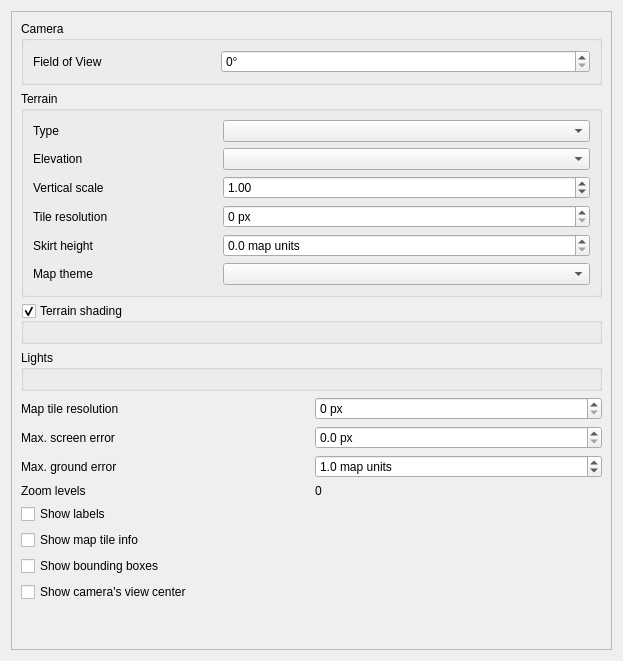
Old version of the form src/ui/3d/map3dconfigwidget.ui in the repository qgis/QGIS.
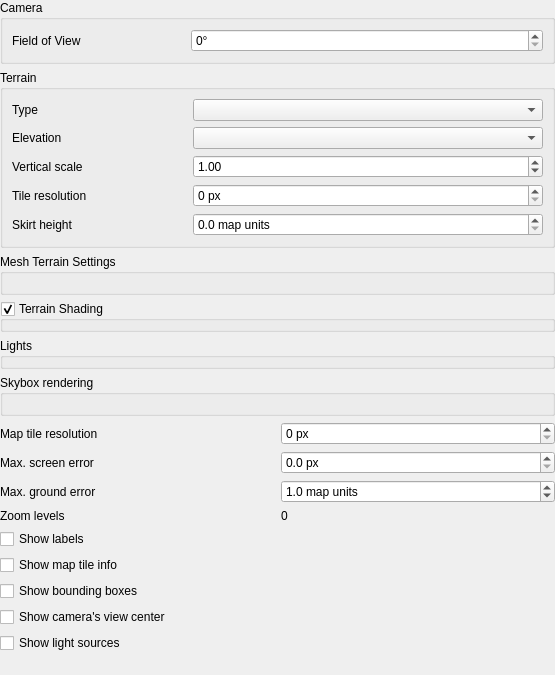
New version of the form. Custom widgets are drawn as their Qt base class.

Diff of the .ui file:
```diff
--- a/src/ui/3d/map3dconfigwidget.ui
+++ b/src/ui/3d/map3dconfigwidget.ui
@@ -6,16 +6,31 @@
    <rect>
     <x>0</x>
     <y>0</y>
-    <width>623</width>
-    <height>661</height>
+    <width>555</width>
+    <height>675</height>
    </rect>
   </property>
   <property name="windowTitle">
    <string>Configure 3D Map Rendering</string>
   </property>
-  <layout class="QVBoxLayout" name="verticalLayout">
+  <layout class="QVBoxLayout" name="verticalLayout_4">
+   <property name="leftMargin">
+    <number>0</number>
+   </property>
+   <property name="topMargin">
+    <number>0</number>
+   </property>
+   <property name="rightMargin">
+    <number>0</number>
+   </property>
+   <property name="bottomMargin">
+    <number>0</number>
+   </property>
    <item>
     <widget class="QgsScrollArea" name="scrollArea">
+     <property name="frameShape">
+      <enum>QFrame::NoFrame</enum>
+     </property>
      <property name="widgetResizable">
       <bool>true</bool>
      </property>
@@ -24,12 +39,45 @@
        <rect>
         <x>0</x>
         <y>0</y>
-        <width>557</width>
-        <height>1298</height>
+        <width>541</width>
+        <height>753</height>
        </rect>
       </property>
-      <layout class="QVBoxLayout" name="verticalInnerLayout">
-       <item>
+      <layout class="QGridLayout" name="gridLayout_4">
+       <property name="leftMargin">
+        <number>0</number>
+       </property>
+       <property name="topMargin">
+        <number>0</number>
+       </property>
+       <property name="rightMargin">
+        <number>0</number>
+       </property>
+       <property name="bottomMargin">
+        <number>0</number>
+       </property>
+       <item row="9" column="0">
+        <widget class="QCheckBox" name="chkShowTileInfo">
+         <property name="text">
+          <string>Show map tile info</string>
+         </property>
+        </widget>
+       </item>
+       <item row="8" column="0">
+        <widget class="QCheckBox" name="chkShowLabels">
+         <property name="text">
+          <string>Show labels</string>
+         </property>
+        </widget>
+       </item>
+       <item row="12" column="0">
+        <widget class="QCheckBox" name="chkShowLightSourceOrigins">
+         <property name="text">
+          <string>Show light sources</string>
+         </property>
+        </widget>
+       </item>
+       <item row="0" column="0">
         <widget class="QgsCollapsibleGroupBox" name="cameraTerrain">
          <property name="title">
           <string>Camera</string>
@@ -55,12 +103,138 @@
          </layout>
         </widget>
        </item>
-       <item>
+       <item row="7" column="0">
+        <layout class="QGridLayout" name="gridLayout_2">
+         <item row="3" column="1">
+          <widget class="QLabel" name="labelZoomLevels">
+           <property name="text">
+            <string>0</string>
+           </property>
+          </widget>
+         </item>
+         <item row="1" column="1">
+          <widget class="QgsDoubleSpinBox" name="spinScreenError">
+           <property name="suffix">
+            <string> px</string>
+           </property>
+           <property name="decimals">
+            <number>1</number>
+           </property>
+          </widget>
+         </item>
+         <item row="1" column="0">
+          <widget class="QLabel" name="label_5">
+           <property name="text">
+            <string>Max. screen error</string>
+           </property>
+          </widget>
+         </item>
+         <item row="0" column="1">
+          <widget class="QgsSpinBox" name="spinMapResolution">
+           <property name="suffix">
+            <string> px</string>
+           </property>
+           <property name="maximum">
+            <number>4096</number>
+           </property>
+          </widget>
+         </item>
+         <item row="2" column="1">
+          <widget class="QgsDoubleSpinBox" name="spinGroundError">
+           <property name="suffix">
+            <string> map units</string>
+           </property>
+           <property name="decimals">
+            <number>1</number>
+           </property>
+           <property name="minimum">
+            <double>0.100000000000000</double>
+           </property>
+           <property name="maximum">
+            <double>1000.000000000000000</double>
+           </property>
+           <property name="value">
+            <double>1.000000000000000</double>
+           </property>
+          </widget>
+         </item>
+         <item row="2" column="0">
+          <widget class="QLabel" name="label_6">
+           <property name="text">
+            <string>Max. ground error</string>
+           </property>
+          </widget>
+         </item>
+         <item row="0" column="0">
+          <widget class="QLabel" name="label_4">
+           <property name="text">
+            <string>Map tile resolution</string>
+           </property>
+          </widget>
+         </item>
+         <item row="3" column="0">
+          <widget class="QLabel" name="label_7">
+           <property name="text">
+            <string>Zoom levels</string>
+           </property>
+          </widget>
+         </item>
+        </layout>
+       </item>
+       <item row="2" column="0">
+        <widget class="QgsCollapsibleGroupBox" name="groupMeshTerrainShading">
+         <property name="title">
+          <string>Mesh Terrain Settings</string>
+         </property>
+         <layout class="QVBoxLayout" name="verticalLayout">
+          <property name="leftMargin">
+           <number>9</number>
+          </property>
+          <property name="topMargin">
+           <number>9</number>
+          </property>
+          <property name="rightMargin">
+           <number>9</number>
+          </property>
+          <property name="bottomMargin">
+           <number>9</number>
+          </property>
+         </layout>
+        </widget>
+       </item>
+       <item row="5" column="0">
+        <widget class="QgsCollapsibleGroupBox" name="groupLights">
+         <property name="title">
+          <string>Lights</string>
+         </property>
+         <layout class="QVBoxLayout" name="verticalLayout_3">
+          <property name="leftMargin">
+           <number>0</number>
+          </property>
+          <property name="topMargin">
+           <number>0</number>
+          </property>
+          <property name="rightMargin">
+           <number>0</number>
+          </property>
+          <property name="bottomMargin">
+           <number>0</number>
+          </property>
+          <item>
+           <widget class="QgsLightsWidget" name="widgetLights" native="true"/>
+          </item>
+         </layout>
+        </widget>
+       </item>
+       <item row="1" column="0">
         <widget class="QgsCollapsibleGroupBox" name="groupTerrain">
          <property name="title">
           <string>Terrain</string>
          </property>
          <layout class="QGridLayout" name="gridLayout1">
+          <item row="1" column="1" colspan="2">
+           <widget class="QgsMapLayerComboBox" name="cboTerrainLayer"/>
+          </item>
           <item row="1" column="0">
            <widget class="QLabel" name="labelTerrainLayer">
             <property name="text">
@@ -68,6 +242,47 @@
             </property>
            </widget>
           </item>
+          <item row="0" column="1" colspan="2">
+           <widget class="QComboBox" name="cboTerrainType"/>
+          </item>
+          <item row="3" column="0">
+           <widget class="QLabel" name="labelTerrainResolution">
+            <property name="text">
+             <string>Tile resolution</string>
+            </property>
+           </widget>
+          </item>
+          <item row="2" column="1" colspan="2">
+           <widget class="QgsDoubleSpinBox" name="spinTerrainScale">
+            <property name="value">
+             <double>1.000000000000000</double>
+            </property>
+           </widget>
+          </item>
+          <item row="0" column="0">
+           <widget class="QLabel" name="labelTerrainType">
+            <property name="text">
+             <string>Type</string>
+            </property>
+           </widget>
+          </item>
+          <item row="3" column="1" colspan="2">
+           <widget class="QgsSpinBox" name="spinTerrainResolution">
+            <property name="suffix">
+             <string> px</string>
+            </property>
+            <property name="maximum">
+             <number>4096</number>
+            </property>
+           </widget>
+          </item>
+          <item row="2" column="0">
+           <widget class="QLabel" name="labelTerrainScale">
+            <property name="text">
+             <string>Vertical scale</string>
+            </property>
+           </widget>
+          </item>
           <item row="4" column="0">
            <widget class="QLabel" name="labelTerrainSkirtHeight">
             <property name="text">
@@ -75,9 +290,6 @@
             </property>
            </widget>
           </item>
-          <item row="1" column="1" colspan="2">
-           <widget class="QgsMapLayerComboBox" name="cboTerrainLayer"/>
-          </item>
           <item row="4" column="1" colspan="2">
            <widget class="QgsDoubleSpinBox" name="spinTerrainSkirtHeight">
             <property name="suffix">
@@ -94,198 +306,51 @@
             </property>
            </widget>
           </item>
-          <item row="3" column="0">
-           <widget class="QLabel" name="labelTerrainResolution">
-            <property name="text">
-             <string>Tile resolution</string>
-            </property>
-           </widget>
-          </item>
-          <item row="3" column="1" colspan="2">
-           <widget class="QgsSpinBox" name="spinTerrainResolution">
-            <property name="suffix">
-             <string> px</string>
-            </property>
-            <property name="maximum">
-             <number>4096</number>
-            </property>
-           </widget>
-          </item>
-          <item row="5" column="0">
-           <widget class="QLabel" name="labelTerrainMapTheme">
-            <property name="text">
-             <string>Map theme</string>
-            </property>
-           </widget>
-          </item>
-          <item row="2" column="0">
-           <widget class="QLabel" name="labelTerrainScale">
-            <property name="text">
-             <string>Vertical scale</string>
-            </property>
-           </widget>
-          </item>
-          <item row="2" column="1" colspan="2">
-           <widget class="QgsDoubleSpinBox" name="spinTerrainScale">
-            <property name="value">
-             <double>1.000000000000000</double>
-            </property>
-           </widget>
-          </item>
-          <item row="5" column="1" colspan="2">
-           <widget class="QComboBox" name="cboTerrainMapTheme">
-            <property name="editable">
-             <bool>false</bool>
-            </property>
-           </widget>
-          </item>
-          <item row="0" column="0">
-           <widget class="QLabel" name="labelTerrainType">
-            <property name="text">
-             <string>Type</string>
-            </property>
-           </widget>
-          </item>
-          <item row="0" column="1" colspan="2">
-           <widget class="QComboBox" name="cboTerrainType"/>
-          </item>
          </layout>
         </widget>
        </item>
-       <item>
+       <item row="11" column="0">
+        <widget class="QCheckBox" name="chkShowCameraViewCenter">
+         <property name="text">
+          <string>Show camera's view center</string>
+         </property>
+        </widget>
+       </item>
+       <item row="3" column="0">
         <widget class="QgsCollapsibleGroupBox" name="groupTerrainShading">
          <property name="title">
-          <string>Terrain shading</string>
+          <string>Terrain Shading</string>
          </property>
          <property name="checkable">
           <bool>true</bool>
          </property>
          <layout class="QVBoxLayout" name="verticalLayout_2">
+          <property name="leftMargin">
+           <number>0</number>
+          </property>
+          <property name="topMargin">
+           <number>0</number>
+          </property>
+          <property name="rightMargin">
+           <number>0</number>
+          </property>
+          <property name="bottomMargin">
+           <number>0</number>
+          </property>
           <item>
            <widget class="QgsPhongMaterialWidget" name="widgetTerrainMaterial" native="true"/>
           </item>
          </layout>
         </widget>
        </item>
-       <item>
-        <widget class="QgsCollapsibleGroupBox" name="groupLights">
-         <property name="title">
-          <string>Lights</string>
-         </property>
-         <layout class="QVBoxLayout" name="verticalLayout_3">
-          <item>
-           <widget class="QgsLightsWidget" name="widgetLights" native="true"/>
-          </item>
-         </layout>
-        </widget>
-       </item>
-       <item>
-        <layout class="QGridLayout" name="gridLayout_2">
-         <item row="2" column="0">
-          <widget class="QLabel" name="label_6">
-           <property name="text">
-            <string>Max. ground error</string>
-           </property>
-          </widget>
-         </item>
-         <item row="0" column="0">
-          <widget class="QLabel" name="label_4">
-           <property name="text">
-            <string>Map tile resolution</string>
-           </property>
-          </widget>
-         </item>
-         <item row="0" column="1">
-          <widget class="QgsSpinBox" name="spinMapResolution">
-           <property name="suffix">
-            <string> px</string>
-           </property>
-           <property name="maximum">
-            <number>4096</number>
-           </property>
-          </widget>
-         </item>
-         <item row="1" column="0">
-          <widget class="QLabel" name="label_5">
-           <property name="text">
-            <string>Max. screen error</string>
-           </property>
-          </widget>
-         </item>
-         <item row="2" column="1">
-          <widget class="QgsDoubleSpinBox" name="spinGroundError">
-           <property name="suffix">
-            <string> map units</string>
-           </property>
-           <property name="decimals">
-            <number>1</number>
-           </property>
-           <property name="minimum">
-            <double>0.100000000000000</double>
-           </property>
-           <property name="maximum">
-            <double>1000.000000000000000</double>
-           </property>
-           <property name="value">
-            <double>1.000000000000000</double>
-           </property>
-          </widget>
-         </item>
-         <item row="3" column="0">
-          <widget class="QLabel" name="label_7">
-           <property name="text">
-            <string>Zoom levels</string>
-           </property>
-          </widget>
-         </item>
-         <item row="3" column="1">
-          <widget class="QLabel" name="labelZoomLevels">
-           <property name="text">
-            <string>0</string>
-           </property>
-          </widget>
-         </item>
-         <item row="1" column="1">
-          <widget class="QgsDoubleSpinBox" name="spinScreenError">
-           <property name="suffix">
-            <string> px</string>
-           </property>
-           <property name="decimals">
-            <number>1</number>
-           </property>
-          </widget>
-         </item>
-        </layout>
-       </item>
-       <item>
-        <widget class="QCheckBox" name="chkShowLabels">
-         <property name="text">
-          <string>Show labels</string>
-         </property>
-        </widget>
-       </item>
-       <item>
-        <widget class="QCheckBox" name="chkShowTileInfo">
-         <property name="text">
-          <string>Show map tile info</string>
-         </property>
-        </widget>
-       </item>
-       <item>
+       <item row="10" column="0">
         <widget class="QCheckBox" name="chkShowBoundingBoxes">
          <property name="text">
           <string>Show bounding boxes</string>
          </property>
         </widget>
        </item>
-       <item>
-        <widget class="QCheckBox" name="chkShowCameraViewCenter">
-         <property name="text">
-          <string>Show camera's view center</string>
-         </property>
-        </widget>
-       </item>
-       <item>
+       <item row="13" column="0">
         <spacer name="verticalSpacer">
          <property name="orientation">
           <enum>Qt::Vertical</enum>
@@ -298,6 +363,14 @@
          </property>
         </spacer>
        </item>
+       <item row="6" column="0">
+        <widget class="QgsCollapsibleGroupBox" name="groupSkyboxSettings">
+         <property name="title">
+          <string>Skybox rendering</string>
+         </property>
+         <layout class="QGridLayout" name="gridLayout_3"/>
+        </widget>
+       </item>
       </layout>
      </widget>
     </widget>
@@ -305,17 +378,29 @@
   </layout>
  </widget>
  <customwidgets>
-  <customwidget>
-   <class>QgsScrollArea</class>
-   <extends>QScrollArea</extends>
-   <header>qgsscrollarea.h</header>
-   <container>1</container>
-  </customwidget>
   <customwidget>
    <class>QgsDoubleSpinBox</class>
    <extends>QDoubleSpinBox</extends>
    <header>qgsdoublespinbox.h</header>
   </customwidget>
+  <customwidget>
+   <class>QgsPhongMaterialWidget</class>
+   <extends>QWidget</extends>
+   <header>qgsphongmaterialwidget.h</header>
+   <container>1</container>
+  </customwidget>
+  <customwidget>
+   <class>QgsCollapsibleGroupBox</class>
+   <extends>QGroupBox</extends>
+   <header>qgscollapsiblegroupbox.h</header>
+   <container>1</container>
+  </customwidget>
+  <customwidget>
+   <class>QgsScrollArea</class>
+   <extends>QScrollArea</extends>
+   <header>qgsscrollarea.h</header>
+   <container>1</container>
+  </customwidget>
   <customwidget>
    <class>QgsMapLayerComboBox</class>
    <extends>QComboBox</extends>
@@ -326,18 +411,6 @@
    <extends>QSpinBox</extends>
    <header>qgsspinbox.h</header>
   </customwidget>
-  <customwidget>
-   <class>QgsPhongMaterialWidget</class>
-   <extends>QWidget</extends>
-   <header>qgsphongmaterialwidget.h</header>
-   <container>1</container>
-  </customwidget>
-  <customwidget>
-   <class>QgsCollapsibleGroupBox</class>
-   <extends>QGroupBox</extends>
-   <header>qgscollapsiblegroupbox.h</header>
-   <container>1</container>
-  </customwidget>
   <customwidget>
    <class>QgsLightsWidget</class>
    <extends>QWidget</extends>
```
Left out of the diff: 1 changed line with no effect on the pictures.
